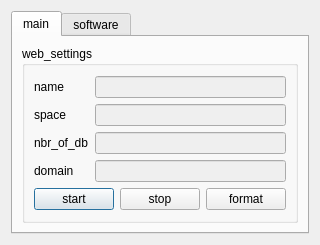
The window that client/src/Web.ui (canercandan/qlik) describes before a commit, drawn with Qt 5.
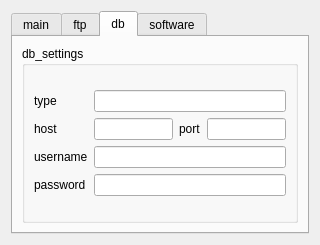
The same window after the commit. The open tabs and pages were chosen to show the change.

The edit to the form file:
```diff
--- a/client/src/Web.ui
+++ b/client/src/Web.ui
@@ -6,7 +6,7 @@
     <x>0</x>
     <y>0</y>
     <width>319</width>
-    <height>232</height>
+    <height>233</height>
    </rect>
   </property>
   <property name="windowTitle" >
@@ -42,8 +42,8 @@
               </item>
               <item row="0" column="1" >
                <widget class="QLineEdit" name="name" >
-                <property name="enabled" >
-                 <bool>false</bool>
+                <property name="readOnly" >
+                 <bool>true</bool>
                 </property>
                </widget>
               </item>
@@ -56,8 +56,8 @@
               </item>
               <item row="1" column="1" >
                <widget class="QLineEdit" name="space" >
-                <property name="enabled" >
-                 <bool>false</bool>
+                <property name="readOnly" >
+                 <bool>true</bool>
                 </property>
                </widget>
               </item>
@@ -70,8 +70,8 @@
               </item>
               <item row="2" column="1" >
                <widget class="QLineEdit" name="nbDb" >
-                <property name="enabled" >
-                 <bool>false</bool>
+                <property name="readOnly" >
+                 <bool>true</bool>
                 </property>
                </widget>
               </item>
@@ -84,8 +84,8 @@
               </item>
               <item row="3" column="1" >
                <widget class="QLineEdit" name="domain" >
-                <property name="enabled" >
-                 <bool>false</bool>
+                <property name="readOnly" >
+                 <bool>true</bool>
                 </property>
                </widget>
               </item>
@@ -123,7 +123,177 @@
        </item>
       </layout>
      </widget>
-     <widget class="QWidget" name="tab_2" >
+     <widget class="QWidget" name="ftp" >
+      <attribute name="title" >
+       <string>ftp</string>
+      </attribute>
+      <layout class="QGridLayout" >
+       <item row="0" column="0" >
+        <widget class="QGroupBox" name="groupBox_2" >
+         <property name="title" >
+          <string>ftp_settings</string>
+         </property>
+         <layout class="QGridLayout" >
+          <item row="0" column="0" >
+           <layout class="QVBoxLayout" >
+            <item>
+             <layout class="QGridLayout" >
+              <item row="0" column="0" >
+               <widget class="QLabel" name="label_6" >
+                <property name="text" >
+                 <string>host</string>
+                </property>
+               </widget>
+              </item>
+              <item row="0" column="1" >
+               <widget class="QLineEdit" name="ftpHost" >
+                <property name="readOnly" >
+                 <bool>true</bool>
+                </property>
+               </widget>
+              </item>
+              <item row="1" column="0" >
+               <widget class="QLabel" name="label_7" >
+                <property name="text" >
+                 <string>username</string>
+                </property>
+               </widget>
+              </item>
+              <item row="1" column="1" colspan="3" >
+               <widget class="QLineEdit" name="ftpUsername" >
+                <property name="readOnly" >
+                 <bool>true</bool>
+                </property>
+               </widget>
+              </item>
+              <item row="2" column="1" colspan="3" >
+               <widget class="QLineEdit" name="ftpPasswd" >
+                <property name="readOnly" >
+                 <bool>true</bool>
+                </property>
+               </widget>
+              </item>
+              <item row="0" column="2" >
+               <widget class="QLabel" name="label_9" >
+                <property name="text" >
+                 <string>port</string>
+                </property>
+               </widget>
+              </item>
+              <item row="0" column="3" >
+               <widget class="QLineEdit" name="ftpPort" >
+                <property name="readOnly" >
+                 <bool>true</bool>
+                </property>
+               </widget>
+              </item>
+              <item row="2" column="0" >
+               <widget class="QLabel" name="label_8" >
+                <property name="text" >
+                 <string>password</string>
+                </property>
+               </widget>
+              </item>
+             </layout>
+            </item>
+           </layout>
+          </item>
+         </layout>
+        </widget>
+       </item>
+      </layout>
+     </widget>
+     <widget class="QWidget" name="db" >
+      <attribute name="title" >
+       <string>db</string>
+      </attribute>
+      <layout class="QGridLayout" >
+       <item row="0" column="0" >
+        <widget class="QGroupBox" name="groupBox_3" >
+         <property name="title" >
+          <string>db_settings</string>
+         </property>
+         <layout class="QGridLayout" >
+          <item row="0" column="0" >
+           <layout class="QVBoxLayout" >
+            <item>
+             <layout class="QGridLayout" >
+              <item row="1" column="0" >
+               <widget class="QLabel" name="label_18" >
+                <property name="text" >
+                 <string>host</string>
+                </property>
+               </widget>
+              </item>
+              <item row="1" column="1" >
+               <widget class="QLineEdit" name="dbHost" >
+                <property name="readOnly" >
+                 <bool>true</bool>
+                </property>
+               </widget>
+              </item>
+              <item row="2" column="0" >
+               <widget class="QLabel" name="label_19" >
+                <property name="text" >
+                 <string>username</string>
+                </property>
+               </widget>
+              </item>
+              <item row="2" column="1" colspan="3" >
+               <widget class="QLineEdit" name="dbUsername" >
+                <property name="readOnly" >
+                 <bool>true</bool>
+                </property>
+               </widget>
+              </item>
+              <item row="3" column="1" colspan="3" >
+               <widget class="QLineEdit" name="dbPasswd" >
+                <property name="readOnly" >
+                 <bool>true</bool>
+                </property>
+               </widget>
+              </item>
+              <item row="1" column="2" >
+               <widget class="QLabel" name="label_20" >
+                <property name="text" >
+                 <string>port</string>
+                </property>
+               </widget>
+              </item>
+              <item row="1" column="3" >
+               <widget class="QLineEdit" name="dbPort" >
+                <property name="readOnly" >
+                 <bool>true</bool>
+                </property>
+               </widget>
+              </item>
+              <item row="3" column="0" >
+               <widget class="QLabel" name="label_21" >
+                <property name="text" >
+                 <string>password</string>
+                </property>
+               </widget>
+              </item>
+              <item row="0" column="0" >
+               <widget class="QLabel" name="label_22" >
+                <property name="text" >
+                 <string>type</string>
+                </property>
+               </widget>
+              </item>
+              <item row="0" column="1" colspan="3" >
+               <widget class="QLineEdit" name="dbType" />
+              </item>
+             </layout>
+            </item>
+           </layout>
+          </item>
+         </layout>
+        </widget>
+       </item>
+      </layout>
+     </widget>
+     <widget class="QWidget" name="software" >
       <attribute name="title" >
        <string>software</string>
       </attribute>
```
Left out of the diff: 20 changed lines with no effect on the pictures.
